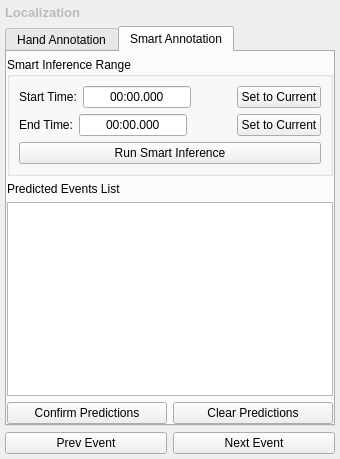
The window that annotation_tool/ui/localization/localization_annotation_panel.ui (OpenSportsLab/VideoAnnotationTool) describes before a commit, drawn with Qt 5.
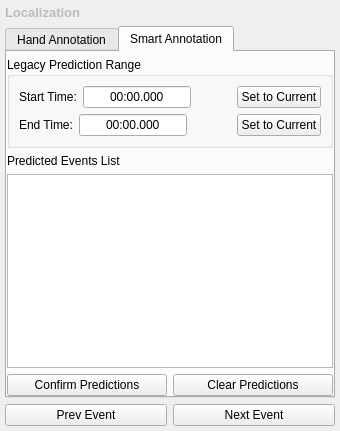
The same window after the commit. The open tabs and pages were chosen to show the change.

Commit message: feat: Introduce InferenceReviewBar for unified inference controls across annotation panels

```diff
--- a/annotation_tool/ui/localization/localization_annotation_panel.ui
+++ b/annotation_tool/ui/localization/localization_annotation_panel.ui
@@ -136,7 +136,7 @@
        <item>
         <widget class="QGroupBox" name="smartInferenceGroup">
          <property name="title">
-          <string>Smart Inference Range</string>
+          <string>Legacy Prediction Range</string>
          </property>
          <property name="class" stdset="0">
           <string notr="true">smart_inference_box</string>
@@ -254,19 +254,6 @@
             </item>
            </layout>
           </item>
-          <item>
-           <widget class="QPushButton" name="smartRunInferenceBtn">
-            <property name="cursor">
-             <cursorShape>PointingHandCursor</cursorShape>
-            </property>
-            <property name="text">
-             <string>Run Smart Inference</string>
-            </property>
-            <property name="class" stdset="0">
-             <string notr="true">run_inference_btn</string>
-            </property>
-           </widget>
-          </item>
          </layout>
         </widget>
        </item>
```
The commit also changes 31 other files.
